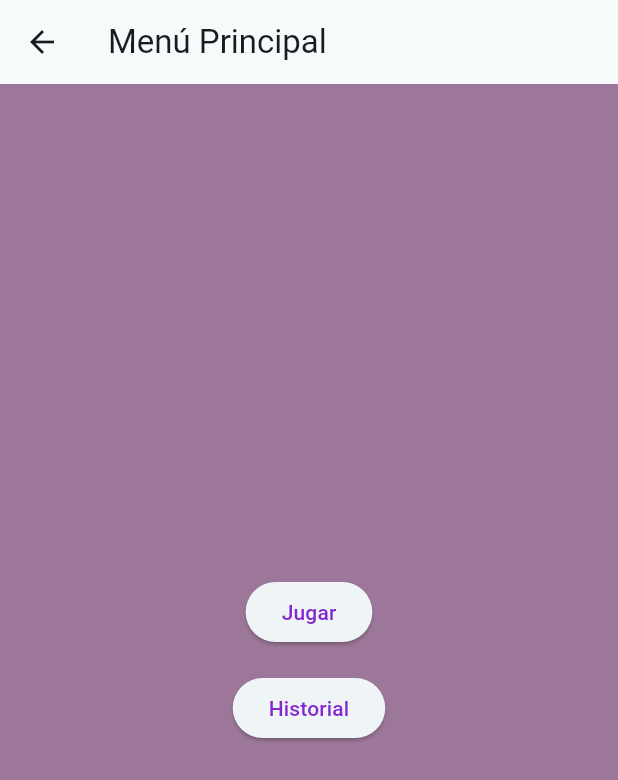
After one commit to Fnav63/3479A321_2020479060, a Flutter app: the screen it shows after launch, after a tap on the "menu" icon, on a phone screen of 412 x 824 dp. The commit adds this screen. Shown: the top 780 px of the screen. Run offline on Flutter 3.47's test engine with Material 3 defaults, Android fonts, the phone set to English and light mode, and no system bars; our stand-ins replace logger.

Commit message:
Creación y navegación hacia nuevas pantallas

```diff
--- a/lib/main.dart
+++ b/lib/main.dart
@@ -18,6 +18,7 @@ class MyApp extends StatelessWidget {
   @override
   Widget build(BuildContext context) {
     return MaterialApp(
+      debugShowCheckedModeBanner: false,
       title: 'Buscaminas',
       theme: ThemeData(
         colorScheme: ColorScheme.fromSeed(
--- /dev/null
+++ b/lib/ui/screens/menu_screen.dart
@@ -0,0 +1,28 @@
+import 'package:flutter/material.dart';
+
+class MenuScreen extends StatelessWidget {
+  const MenuScreen({super.key});
+
+  @override
+  Widget build(BuildContext context) {
+    return Scaffold(
+      appBar: AppBar(title: const Text('Menú Principal')),
+      body: Center(
+        child: Column(
+          mainAxisSize: MainAxisSize.min,
+          children: [
+            ElevatedButton(
+              onPressed: () {},
+              child: const Text('Jugar'),
+            ),
+            const SizedBox(height: 16),
+            ElevatedButton(
+              onPressed: () {},
+              child: const Text('Historial'),
+            ),
+          ],
+        ),
+      ),
+    );
+  }
+}
--- a/lib/ui/screens/minesweeper_screen.dart
+++ b/lib/ui/screens/minesweeper_screen.dart
@@ -1,6 +1,8 @@
 import 'package:flutter/material.dart';
+import 'package:flutter_primer_proyecto/ui/screens/menu_screen.dart';
 import '../widgets/mine_cell.dart';
 import 'about_screen.dart';
+import 'history_screen.dart';
 
 class MinesweeperScreen extends StatelessWidget {
   const MinesweeperScreen({super.key});
@@ -10,6 +12,30 @@ class MinesweeperScreen extends StatelessWidget {
     return Scaffold(
       appBar: AppBar(
         title: const Text('Buscaminas'),
+        actions: [
+          IconButton(
+            icon: const Icon(Icons.history),
+              onPressed: () {
+                Navigator.push(
+                  context,
+                  MaterialPageRoute(
+                    builder: (_) => const HistoryScreen(),
+                  ),
+                );
+              },
+          ),
+          IconButton(
+            icon: const Icon(Icons.menu),
+              onPressed: () {
+                Navigator.push(
+                  context,
+                  MaterialPageRoute(
+                    builder: (_) => const MenuScreen(),
+                  ),
+                );
+              },
+          ),
+        ],
       ),
 
       body: SafeArea(
```
Also changed, not shown: lib/ui/screens/history_screen.dart (added, +15 -0 lines).
